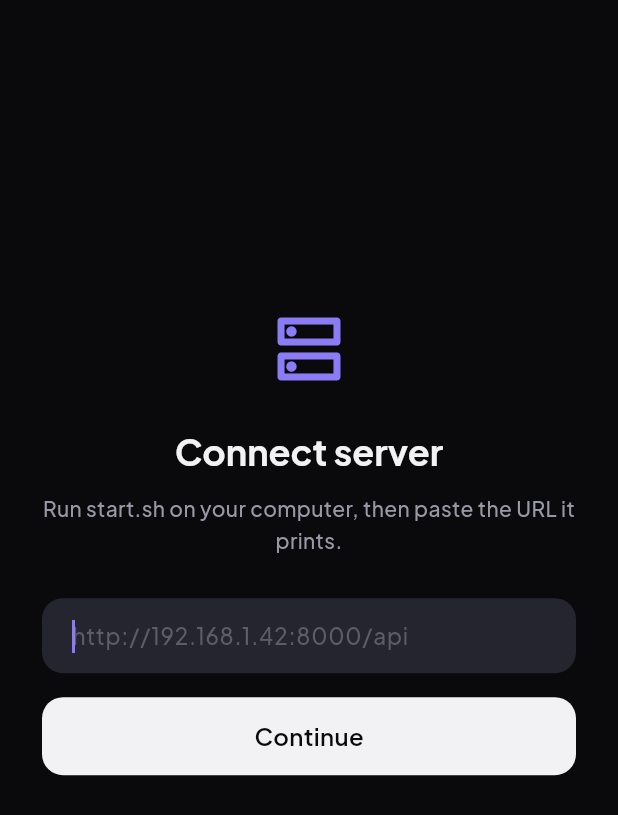
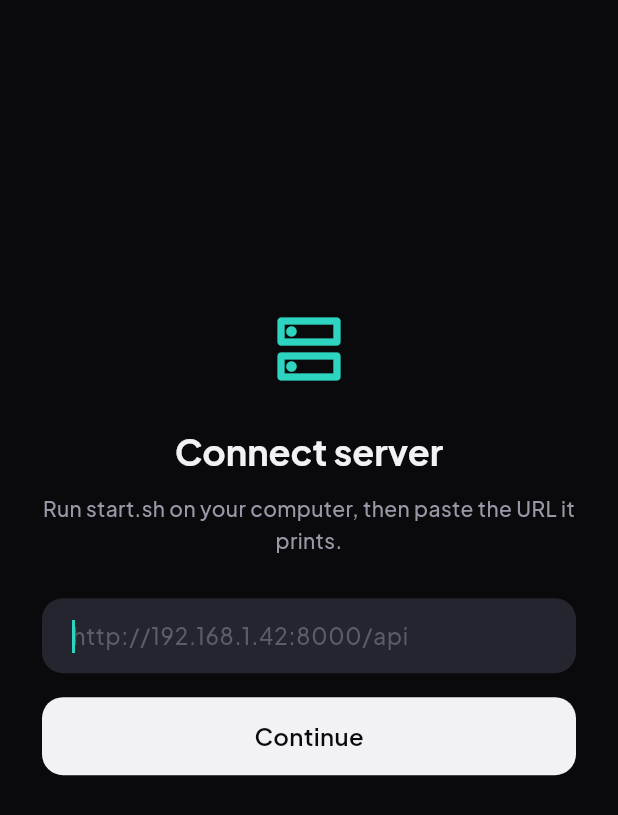
Before and after one commit to khanak0509/SpotPlayer, a Flutter app: the screen it shows after launch, on a phone screen of 412 x 824 dp. Shown: the top 815 px of the screen. Run offline on Flutter 3.47's test engine with Material 3 defaults, Android fonts, the phone set to English and light mode, and no system bars; our stand-ins replace cached_network_image, dio, flutter_riverpod, google_fonts, hive_flutter, just_audio and 3 more; missing offline and left inert: audio_session, home_widget; accounts and stored records are empty.

Commit message:
Use teal accent on black theme.

```diff
--- a/app/lib/theme/app_theme.dart
+++ b/app/lib/theme/app_theme.dart
@@ -6,8 +6,8 @@ class AppColors {
   static const surface = Color(0xFF141418);
   static const surfaceElevated = Color(0xFF1C1C22);
   static const surfaceHighlight = Color(0xFF252530);
-  static const accent = Color(0xFF8B7CF6);
-  static const accentMuted = Color(0xFF6B5BC7);
+  static const accent = Color(0xFF2DD4BF);
+  static const accentMuted = Color(0xFF14B8A6);
   static const textPrimary = Color(0xFFF2F2F5);
   static const textSecondary = Color(0xFF9898A6);
   static const textMuted = Color(0xFF5C5C6A);
```
